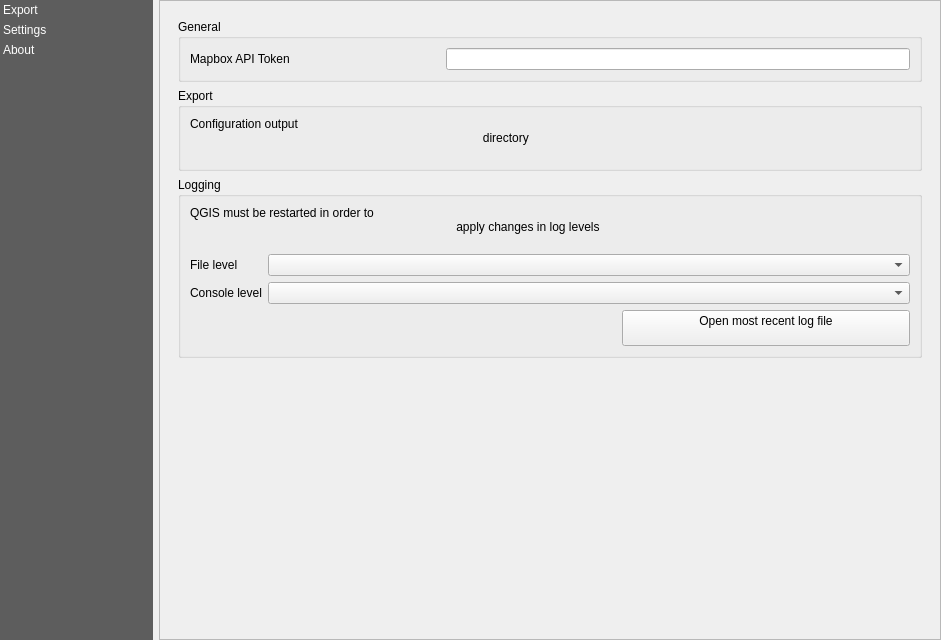
Above: UnfoldedStudio/resources/ui/unfolded_dialog.ui from foursquare/qgis-plugin before the change. Below: the same form after it.
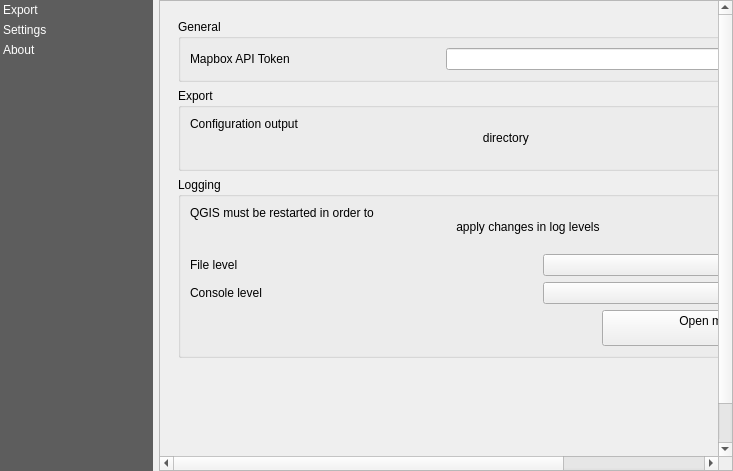
That is the form after the change. The open tabs and pages were chosen to show the change. Custom widgets are drawn as their Qt base class.

Commit message: Remove minimum size restrictions

```diff
--- a/UnfoldedStudio/resources/ui/unfolded_dialog.ui
+++ b/UnfoldedStudio/resources/ui/unfolded_dialog.ui
@@ -9,16 +9,10 @@
             <rect>
                 <x>0</x>
                 <y>0</y>
-                <width>941</width>
-                <height>640</height>
+                <width>733</width>
+                <height>471</height>
             </rect>
         </property>
-        <property name="minimumSize">
-            <size>
-                <width>640</width>
-                <height>640</height>
-            </size>
-        </property>
         <property name="windowTitle">
             <string>Unfolded Studio</string>
         </property>
@@ -110,12 +104,6 @@
                 <layout class="QVBoxLayout" name="verticalLayout">
                     <item>
                         <widget class="QScrollArea" name="scrollArea">
-                            <property name="minimumSize">
-                                <size>
-                                    <width>640</width>
-                                    <height>0</height>
-                                </size>
-                            </property>
                             <property name="widgetResizable">
                                 <bool>true</bool>
                             </property>
@@ -124,8 +112,8 @@
                                     <rect>
                                         <x>0</x>
                                         <y>0</y>
-                                        <width>778</width>
-                                        <height>636</height>
+                                        <width>760</width>
+                                        <height>500</height>
                                     </rect>
                                 </property>
                                 <property name="minimumSize">
@@ -422,6 +410,9 @@
                                                                                 <property name="storageMode">
                                                                                     <enum>QgsFileWidget::GetFile</enum>
                                                                                 </property>
+                                                                                <property name="options">
+                                                                                    <set>QFileDialog::ShowDirsOnly</set>
+                                                                                </property>
                                                                             </widget>
                                                                         </item>
                                                                         <item row="0" column="0">
@@ -455,19 +446,7 @@
                                                                     </widget>
                                                                 </item>
                                                                 <item>
-                                                                    <layout class="QFormLayout" name="formLayout_4">
-                                                                        <item row="0" column="0">
-                                                                            <widget class="QLabel"
-                                                                                    name="label_level_file">
-                                                                                <property name="text">
-                                                                                    <string>File level</string>
-                                                                                </property>
-                                                                            </widget>
-                                                                        </item>
-                                                                        <item row="0" column="1">
-                                                                            <widget class="QComboBox"
-                                                                                    name="combo_box_log_level_file"/>
-                                                                        </item>
+                                                                    <layout class="QGridLayout" name="gridLayout_5">
                                                                         <item row="1" column="0">
                                                                             <widget class="QLabel"
                                                                                     name="label_level_console">
@@ -480,6 +459,18 @@
                                                                             <widget class="QComboBox"
                                                                                     name="combo_box_log_level_console"/>
                                                                         </item>
+                                                                        <item row="0" column="0">
+                                                                            <widget class="QLabel"
+                                                                                    name="label_level_file">
+                                                                                <property name="text">
+                                                                                    <string>File level</string>
+                                                                                </property>
+                                                                            </widget>
+                                                                        </item>
+                                                                        <item row="0" column="1">
+                                                                            <widget class="QComboBox"
+                                                                                    name="combo_box_log_level_file"/>
+                                                                        </item>
                                                                     </layout>
                                                                 </item>
                                                                 <item>
```
Left out of the diff: 10 changed lines with no effect on the pictures.
